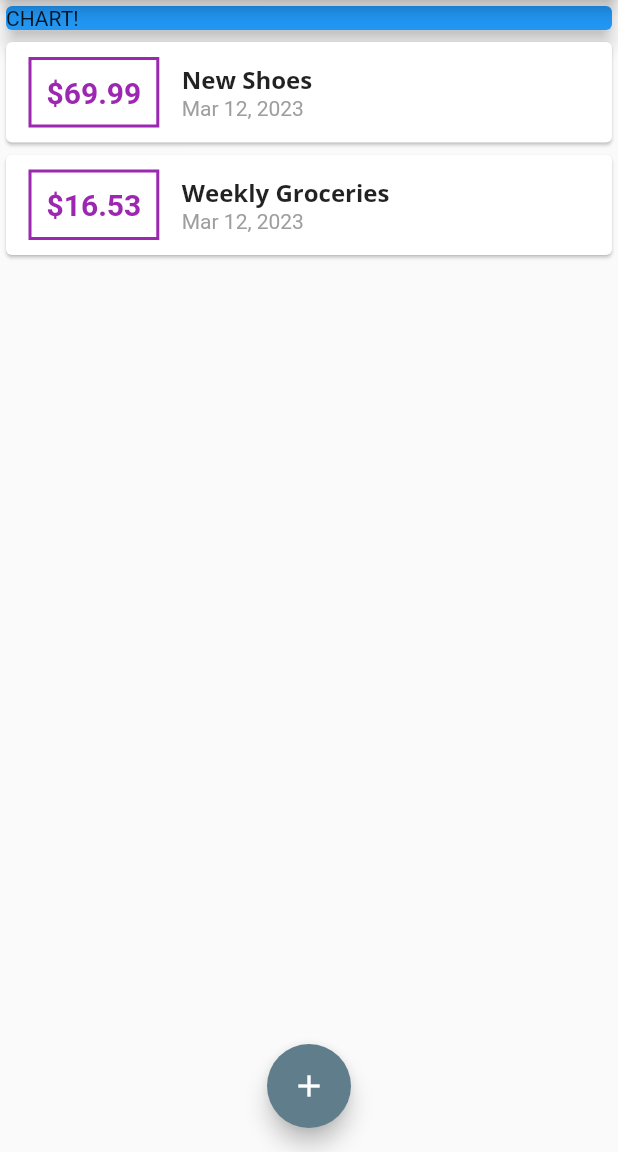
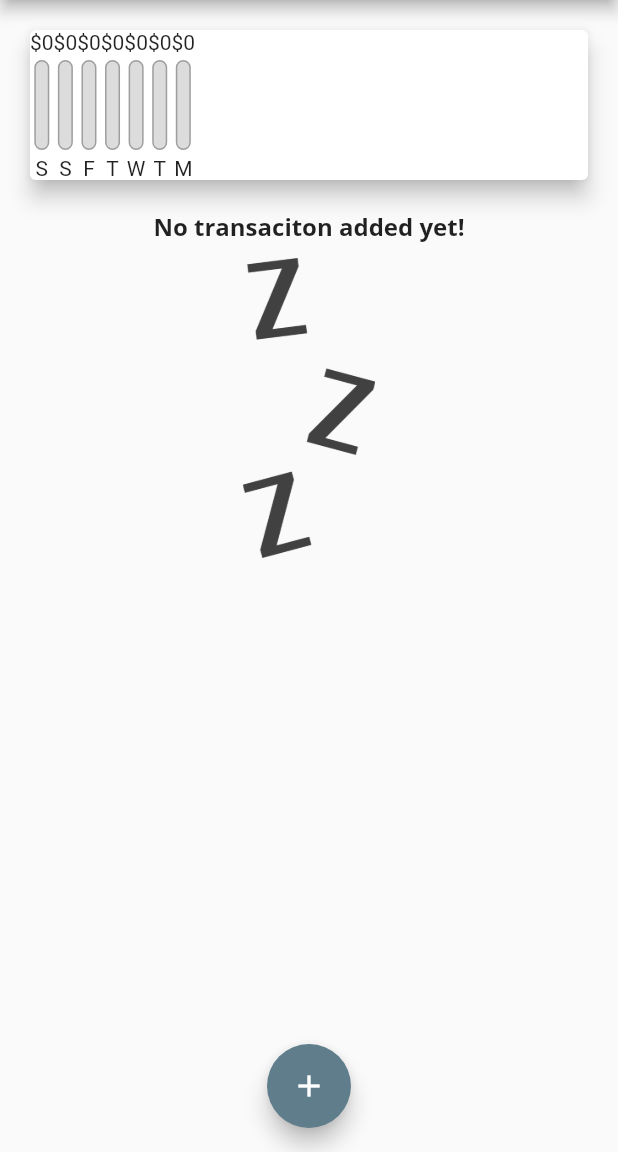
Before and after one commit to aliozer0/Personal-Expenses, a Flutter app: the screen it shows after launch, on a phone screen of 412 x 824 dp, the part 84-1236 px from its top. Run offline on Flutter 3.47's test engine with Material 2 defaults, Android fonts, the phone set to English and light mode, and no system bars.

Commit message:
chart_bar added

```diff
--- a/lib/main.dart
+++ b/lib/main.dart
@@ -1,8 +1,10 @@
 import 'package:flutter/material.dart';
+import 'package:personel_expenses/widgets/chart.dart';
 import 'package:personel_expenses/widgets/new_transaction.dart';
 import './widgets/new_transaction.dart';
 import './widgets/transcation_list.dart';
 import './models/transaction.dart';
+import './widgets/chart.dart';
 
 void main(List<String> args) {
   runApp(MyApp());
@@ -47,18 +49,27 @@
   final amountController = TextEditingController();
 
   final List<Transaction> _userTranscation = [
-    Transaction(
-      id: "t1",
-      title: "New Shoes",
-      amount: 69.99,
-      date: DateTime.now(),
-    ),
-    Transaction(
-        id: 't2',
-        title: 'Weekly Groceries',
-        amount: 16.53,
-        date: DateTime.now())
+    // Transaction(
+    //   id: "t1",
+    //   title: "New Shoes",
+    //   amount: 69.99,
+    //   date: DateTime.now(),
+    // ),
+    // Transaction(
+    //     id: 't2',
+    //     title: 'Weekly Groceries',
+    //     amount: 16.53,
+    //     date: DateTime.now())
   ];
+
+  List<Transaction> get _recentTransactions {
+    return _userTranscation.where((tx) {
+      return tx.date.isAfter(DateTime.now().subtract(Duration(days: 7),
+      ),
+      );
+
+    }).toList();
+  }
 
   void _addNewTransaction(String txTitle, double txAmount) {
     final newTx = Transaction(
@@ -100,14 +111,7 @@
           mainAxisAlignment: MainAxisAlignment.start,
           crossAxisAlignment: CrossAxisAlignment.stretch,
           children: <Widget>[
-            Container(
-              width: double.infinity,
-              child: Card(
-                color: Colors.blue,
-                child: Text("CHART!"),
-                elevation: 5,
-              ),
-            ),
+            Chart(_recentTransactions),
             TranscationList(_userTranscation)
           ],
         ),
--- /dev/null
+++ b/lib/widgets/chart.dart
@@ -0,0 +1,57 @@
+import 'package:flutter/material.dart';
+import 'package:flutter/src/widgets/framework.dart';
+import 'package:flutter/src/widgets/placeholder.dart';
+import 'package:personel_expenses/models/transaction.dart';
+import 'package:intl/intl.dart';
+import './chart_bar.dart';
+
+class Chart extends StatelessWidget {
+  final List<Transaction> recentTransacitons;
+
+  Chart(this.recentTransacitons);
+
+  List<Map<String, Object>> get groupedTransactionValues {
+    return List.generate(7, (index) {
+      final weekDay = DateTime.now().subtract(Duration(days: index));
+      var totalSum = 0.0;
+      for (var i = 0; i < recentTransacitons.length; i++) {
+        if (recentTransacitons[i].date.day == weekDay.day &&
+            recentTransacitons[i].date.month == weekDay.month &&
+            recentTransacitons[i].date.year == weekDay.year) {
+          totalSum += recentTransacitons[i].amount;
+        }
+      }
+
+      return {
+        'day': DateFormat.E().format(weekDay).substring(0, 1),
+        'amount': totalSum
+      };
+    });
+  }
+
+  double get totalSpending {
+    return groupedTransactionValues.fold(0.0, (sum, item) {
+      return sum + (item['amount'] as double);
+    });
+  }
+
+  @override
+  Widget build(BuildContext context) {
+    print(groupedTransactionValues);
+    return Card(
+      elevation: 6,
+      margin: EdgeInsets.all(20),
+      child: Row(
+        children: groupedTransactionValues.map((data) {
+          return ChartBar(
+            data['day'] as String,
+            data['amount'] as double,
+            totalSpending == 0.0
+                ? 0.0
+                : (data['amount'] as double) / totalSpending,
+          );
+        }).toList(),
+      ),
+    );
+  }
+}
--- /dev/null
+++ b/lib/widgets/chart_bar.dart
@@ -0,0 +1,50 @@
+import 'package:flutter/material.dart';
+import 'package:flutter/src/widgets/framework.dart';
+import 'package:flutter/src/widgets/placeholder.dart';
+import 'package:flutter/widgets.dart';
+
+class ChartBar extends StatelessWidget {
+  final String label;
+  final double spendingAmount;
+  final double spendingPctOfTotal;
+
+  ChartBar(this.label, this.spendingAmount, this.spendingPctOfTotal);
+
+  @override
+  Widget build(BuildContext context) {
+    return Column(
+      children: [
+        Text('\$${spendingAmount.toStringAsFixed(0)}'),
+        SizedBox(
+          height: 4,
+        ),
+        Container(
+          height: 60,
+          width: 10,
+          child: Stack(
+            children: [
+              Container(
+                decoration: BoxDecoration(
+                    border: Border.all(color: Colors.grey, width: 1.0),
+                    color: Color.fromRGBO(220, 220, 220, 1),
+                    borderRadius: BorderRadius.circular(10)),
+              ),
+              FractionallySizedBox(
+                heightFactor: spendingPctOfTotal,
+                child: Container(
+                  decoration: BoxDecoration(
+                      color: Theme.of(context).primaryColor,
+                      borderRadius: BorderRadius.circular(10)),
+                ),
+              )
+            ],
+          ),
+        ),
+        SizedBox(
+          height: 4,
+        ),
+        Text(label),
+      ],
+    );
+  }
+}
--- a/lib/widgets/transcation_list.dart
+++ b/lib/widgets/transcation_list.dart
@@ -18,7 +18,16 @@
                   "No transaciton added yet!",
                   style: Theme.of(context).textTheme.titleMedium,
                 ),
-                Image.asset('assets/Images/waiting.png')
+                SizedBox(
+                  height: 10,
+                ),
+                Container(
+                  height: 200,
+                  child: Image.asset(
+                    'lib/images/waiting.png',
+                    fit: BoxFit.cover,
+                  ),
+                )
               ],
             )
           : ListView.builder(
--- a/pubspec.yaml
+++ b/pubspec.yaml
@@ -59,8 +59,8 @@
 
   # To add assets to your application, add an assets section, like this:
   assets:
-    - assets/Images/waiting.png
-
+      - lib/images/waiting.png
+    # - images/a_dot_ham.jpeg
 
   # An image asset can refer to one or more resolution-specific "variants", see
   # https://flutter.dev/assets-and-images/#resolution-aware
```
Also changed, not shown: lib/images/waiting.png (renamed from assets/fonts/Image/waiting.png).
